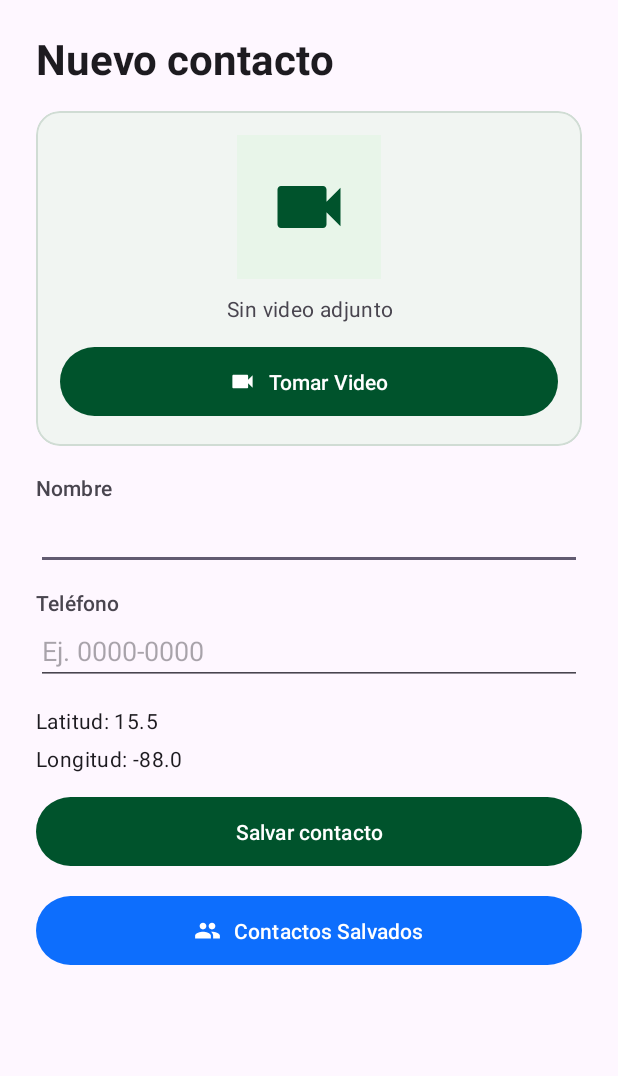
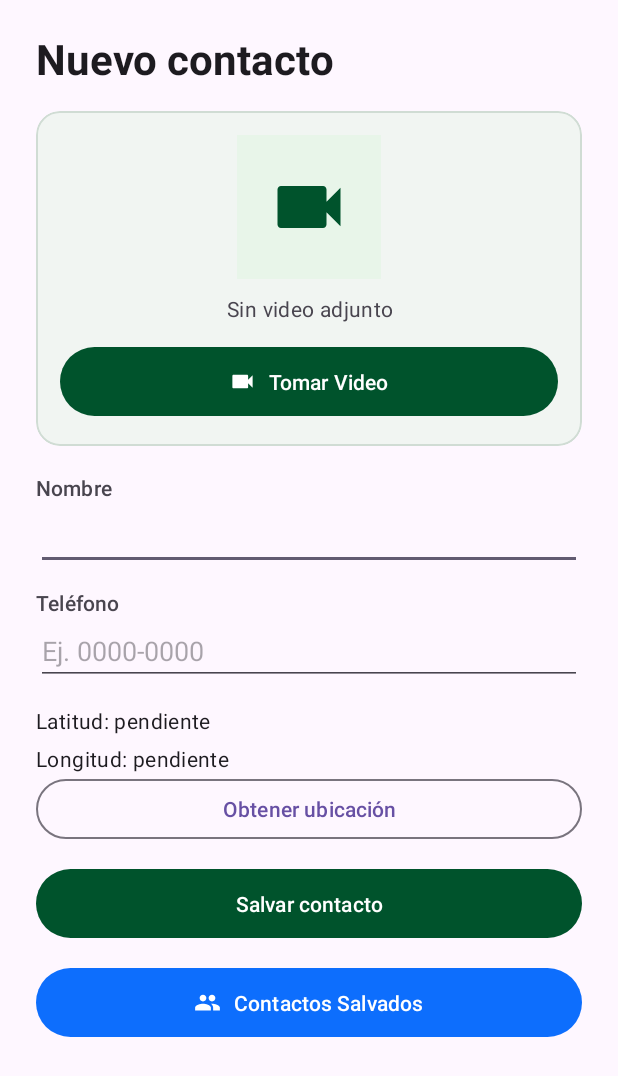
Before and after one commit to williambanegas/Examen2Parcial_Grupo3, an Android app: the screen it shows after launch (MainActivity), on a phone screen of 412 x 824 dp. Shown: the top 1076 px of the screen. Run offline under Robolectric (Android 15) with nearby library versions, the phone set to English and light mode, and no system bars.

Commit message:
Mejorar el guardado de nuevos contactos

```diff
--- a/app/src/main/java/com/grupo3/examen/MainActivity.java
+++ b/app/src/main/java/com/grupo3/examen/MainActivity.java
@@ -3,7 +3,6 @@ package com.grupo3.examen;
 import android.Manifest;
 import android.content.Context;
 import android.content.Intent;
-import android.content.pm.ApplicationInfo;
 import android.content.pm.PackageManager;
 import android.location.Location;
 import android.media.MediaMetadataRetriever;
@@ -151,6 +150,7 @@ public class MainActivity extends AppCompatActivity {
     private EditText telefono;
     private TextView latitud;
     private TextView longitud;
+    private Button obtenerUbicacion;
     private TextView video;
     private TextView estado;
     private Button tomarVideo;
@@ -180,6 +180,7 @@ public class MainActivity extends AppCompatActivity {
         telefono.setRawInputType(InputType.TYPE_CLASS_PHONE);
         latitud = findViewById(R.id.latitudContacto);
         longitud = findViewById(R.id.longitudContacto);
+        obtenerUbicacion = findViewById(R.id.obtenerUbicacionContacto);
         video = findViewById(R.id.videoContacto);
         estado = findViewById(R.id.estadoGuardado);
         tomarVideo = findViewById(R.id.tomarVideo);
@@ -196,15 +197,11 @@ public class MainActivity extends AppCompatActivity {
         reproducirVideoLocal.setOnClickListener(vista -> reproducirVideo());
 
         guardar.setOnClickListener(vista -> guardarContacto());
+        obtenerUbicacion.setOnClickListener(vista -> obtenerUbicacionActual());
         contactosSalvados.setOnClickListener(vista -> abrirContactosSalvados());
         reintentar.setOnClickListener(vista -> guardarContacto());
 
         fusedLocationClient = LocationServices.getFusedLocationProviderClient(this);
-        if (savedInstanceState == null || !savedInstanceState.containsKey("latitud")) {
-            usarUbicacion(15.50, -88.00);
-        }
-        obtenerUbicacionActual();
-
         if (savedInstanceState != null) {
             String uri = savedInstanceState.getString("videoUri");
             if (uri != null) {
@@ -214,17 +211,12 @@ public class MainActivity extends AppCompatActivity {
             if (uriTemp != null) {
                 uriTemporalVideo = Uri.parse(uriTemp);
             }
-            if (savedInstanceState.containsKey("latitud")) {
+            if (savedInstanceState.containsKey("latitud") && savedInstanceState.containsKey("longitud")) {
                 usarUbicacion(savedInstanceState.getDouble("latitud"),
                         savedInstanceState.getDouble("longitud"));
             }
         }
-    }
-
-    @Override
-    protected void onResume() {
-        super.onResume();
-        if (valorLatitud == null || valorLongitud == null) {
+        if (savedInstanceState == null) {
             obtenerUbicacionActual();
         }
     }
@@ -357,13 +349,14 @@ public class MainActivity extends AppCompatActivity {
             valorLongitud = null;
             latitud.setText(R.string.contacto_latitud_pendiente);
             longitud.setText(R.string.contacto_longitud_pendiente);
-            estado.setText(R.string.contacto_falta_ubicacion);
+            obtenerUbicacion.setVisibility(View.VISIBLE);
             return;
         }
         valorLatitud = nuevaLatitud;
         valorLongitud = nuevaLongitud;
         latitud.setText(getString(R.string.contacto_latitud_valor, Double.toString(nuevaLatitud)));
         longitud.setText(getString(R.string.contacto_longitud_valor, Double.toString(nuevaLongitud)));
+        obtenerUbicacion.setVisibility(View.GONE);
     }
 
     @Override
@@ -382,6 +375,9 @@ public class MainActivity extends AppCompatActivity {
     }
 
     private void guardarContacto() {
+        if (!guardar.isEnabled()) {
+            return;
+        }
         estado.setText("");
         reintentar.setVisibility(View.GONE);
         String nombreActual = nombre.getText().toString().trim();
@@ -502,7 +498,7 @@ public class MainActivity extends AppCompatActivity {
                 peticionActiva = null;
                 mostrarCarga(false);
                 Contacto creado = respuesta.body();
-                if (respuesta.isSuccessful() && creado != null) {
+                if (respuesta.isSuccessful() && creado != null && creado.getId() > 0) {
                     nombre.setText("");
                     telefono.setText("");
                     usarVideo(null);
@@ -535,6 +531,8 @@ public class MainActivity extends AppCompatActivity {
     private void mostrarCarga(boolean cargando) {
         progreso.setVisibility(cargando ? View.VISIBLE : View.GONE);
         guardar.setEnabled(!cargando);
+        obtenerUbicacion.setEnabled(!cargando);
+        reintentar.setEnabled(!cargando);
         contactosSalvados.setEnabled(!cargando);
         tomarVideo.setEnabled(!cargando);
         if (reproducirVideoLocal != null) {
--- a/app/src/main/res/layout/activity_main.xml
+++ b/app/src/main/res/layout/activity_main.xml
@@ -176,6 +176,14 @@
             android:text="@string/contacto_longitud_pendiente"
             android:textAppearance="?attr/textAppearanceBodyMedium" />
 
+        <com.google.android.material.button.MaterialButton
+            android:id="@+id/obtenerUbicacionContacto"
+            style="@style/Widget.Material3.Button.OutlinedButton"
+            android:layout_width="match_parent"
+            android:layout_height="wrap_content"
+            android:minHeight="48dp"
+            android:text="@string/contacto_obtener_ubicacion" />
+
         <!-- Botón Salvar Contacto -->
         <com.google.android.material.button.MaterialButton
             android:id="@+id/salvarContacto"
--- a/app/src/main/res/values/contacto_strings.xml
+++ b/app/src/main/res/values/contacto_strings.xml
@@ -23,7 +23,8 @@
     <string name="contacto_falta_telefono">Escribe el teléfono.</string>
     <string name="contacto_telefono_invalido">Escribe 8 dígitos de Honduras. Puedes incluir el prefijo +504.</string>
     <string name="contacto_telefono_ejemplo">Ej. 0000-0000</string>
-    <string name="contacto_falta_ubicacion">Falta la ubicación del contacto.</string>
+    <string name="contacto_obtener_ubicacion">Obtener ubicación</string>
+    <string name="contacto_falta_ubicacion">Aún no hay coordenadas para guardar el contacto. Activa la ubicación y toca Obtener ubicación.</string>
     <string name="contacto_video_requerido">Adjunta un video para guardar el contacto.</string>
     <string name="contacto_guardando">Guardando contacto…</string>
     <string name="contacto_error_lectura">No se pudo leer el video. Selecciónalo o grábalo otra vez.</string>
```
